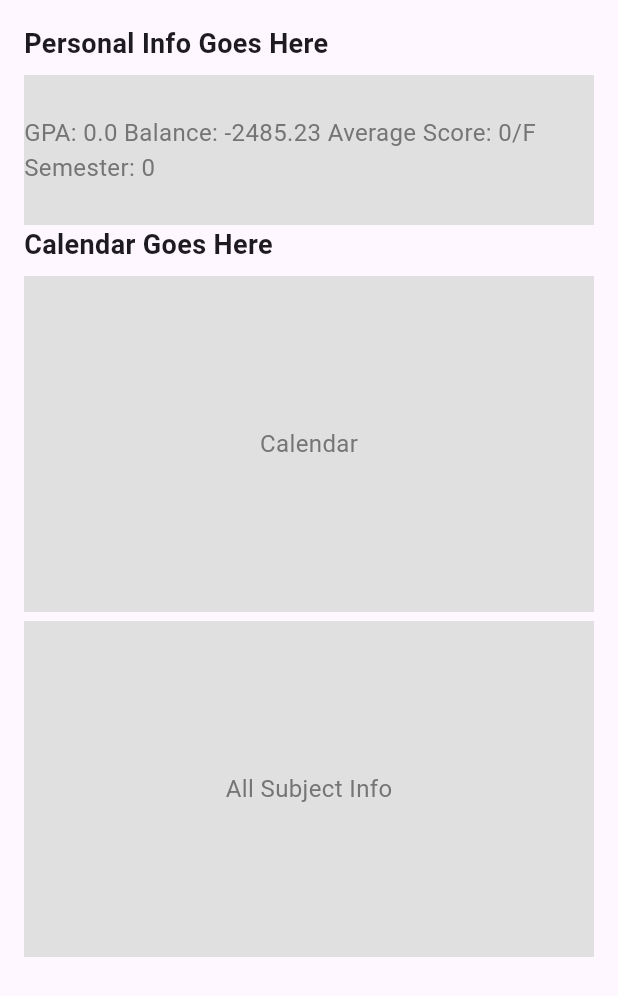
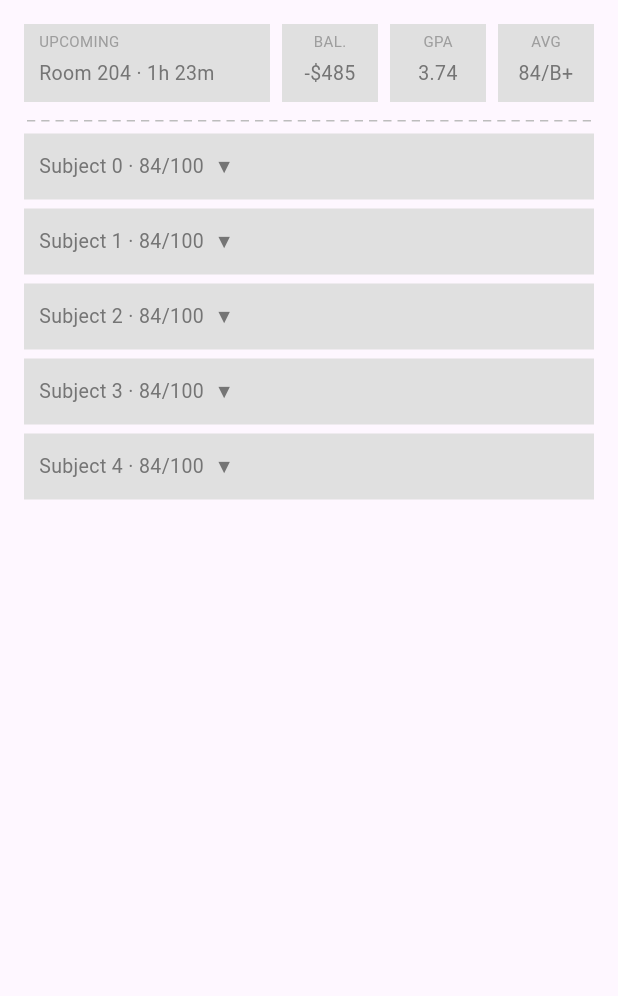
Before and after one commit to OtadTOAD/emis_wrapper, a Flutter app: the screen it shows after launch, on a phone screen of 412 x 824 dp. Shown: the top 996 px of the screen. Run offline on Flutter 3.47's test engine with Material 3 defaults, Android fonts, the phone set to English and light mode, and no system bars.

Commit message:
feat: implement dashboard skeleton

```diff
--- a/lib/pages/dashboard.dart
+++ b/lib/pages/dashboard.dart
@@ -8,48 +8,199 @@ class Dashboard extends StatefulWidget {
 }
 
 class _DashboardState extends State<Dashboard> {
+  final Set<int> _expanded = {};
+  final int _subjectCount = 5;
+
   @override
   Widget build(BuildContext context) {
     return Scaffold(
-      body: SingleChildScrollView(
+      body: SafeArea(
+        child: SingleChildScrollView(
           padding: const EdgeInsets.all(16),
           child: Column(
             crossAxisAlignment: CrossAxisAlignment.start,
             children: [
-            const Text(
-              'Personal Info Goes Here',
-              style: TextStyle(fontSize: 18, fontWeight: FontWeight.bold),
+              Row(
+                crossAxisAlignment: CrossAxisAlignment.center,
+                children: [
+                  Expanded(
+                    child: _placeholder(
+                      height: 52,
+                      header: 'UPCOMING',
+                      label: 'Room 204 · 1h 23m',
+                      align: TextAlign.left,
+                    ),
+                  ),
+                  const SizedBox(width: 8),
+                  _placeholder(
+                    width: 64,
+                    height: 52,
+                    header: 'BAL.',
+                    label: '-\$485',
+                  ),
+                  const SizedBox(width: 8),
+                  _placeholder(
+                    width: 64,
+                    height: 52,
+                    header: 'GPA',
+                    label: '3.74',
+                  ),
+                  const SizedBox(width: 8),
+                  _placeholder(
+                    width: 64,
+                    height: 52,
+                    header: 'AVG',
+                    label: '84/B+',
+                  ),
+                ],
+              ),
+              const SizedBox(height: 12),
+              Row(
+                children: List.generate(
+                  40,
+                  (_) => Expanded(
+                    child: Container(
+                      height: 1,
+                      margin: const EdgeInsets.symmetric(horizontal: 2),
+                      color: Colors.grey[400],
+                    ),
+                  ),
+                ),
               ),
               const SizedBox(height: 8),
-            _placeholder(
-              height: 100,
-              label:
-                  'GPA: 0.0 Balance: -2485.23 Average Score: 0/F Semester: 0',
+              ...List.generate(_subjectCount, (i) => _subjectRow(i)),
+            ],
           ),
-
-            const Text(
-              'Calendar Goes Here',
-              style: TextStyle(fontSize: 18, fontWeight: FontWeight.bold),
-            ),
-            const SizedBox(height: 8),
-            _placeholder(height: 224, label: 'Calendar'),
-            const SizedBox(height: 6),
-            _placeholder(height: 224, label: 'All Subject Info'),
-          ],
         ),
       ),
     );
   }
 
-  Widget _placeholder({required double height, required String label}) {
+  Widget _subjectRow(int index) {
+    final isExpanded = _expanded.contains(index);
+    return GestureDetector(
+      onTap: () => setState(() {
+        if (isExpanded) {
+          _expanded.remove(index);
+        } else {
+          _expanded.add(index);
+        }
+      }),
+      child: Column(
+        children: [
+          _placeholder(
+            height: 44,
+            label: 'Subject $index · 84/100  ${isExpanded ? '▲' : '▼'}',
+            align: TextAlign.left,
+          ),
+          if (isExpanded) ...[
+            const SizedBox(height: 2),
+            Container(
+              decoration: BoxDecoration(color: Colors.grey[300]),
+              child: Column(
+                children: [
+                  _componentRow(
+                    name: 'Homework',
+                    scores: ['3/5', '2/5', '0/5'],
+                    sum: '5/15',
+                  ),
+                  const Divider(height: 1, color: Colors.grey),
+                  _componentRow(name: 'Midterm', scores: [], sum: '28/40'),
+                  const Divider(height: 1, color: Colors.grey),
+                  _componentRow(name: 'Final', scores: [], sum: '24/20'),
+                ],
+              ),
+            ),
+          ],
+          const SizedBox(height: 6),
+        ],
+      ),
+    );
+  }
+
+  Widget _componentRow({
+    required String name,
+    required List<String> scores,
+    required String sum,
+  }) {
+    return Padding(
+      padding: const EdgeInsets.symmetric(horizontal: 12, vertical: 8),
+      child: Row(
+        children: [
+          SizedBox(
+            width: 80,
+            child: Text(
+              name,
+              style: TextStyle(color: Colors.grey[600], fontSize: 13),
+            ),
+          ),
+          Expanded(
+            child: Row(
+              mainAxisAlignment: MainAxisAlignment.spaceAround,
+              children: scores.length > 1
+                  ? scores
+                        .map(
+                          (s) => Text(
+                            s,
+                            style: TextStyle(
+                              color: Colors.grey[600],
+                              fontSize: 13,
+                            ),
+                          ),
+                        )
+                        .toList()
+                  : [],
+            ),
+          ),
+          Container(width: 1, height: 14, color: Colors.grey),
+          const SizedBox(width: 8),
+          SizedBox(
+            width: 48,
+            child: Text(
+              sum,
+              style: TextStyle(color: Colors.grey[600], fontSize: 13),
+            ),
+          ),
+        ],
+      ),
+    );
+  }
+
+  Widget _placeholder({
+    required double height,
+    required String label,
+    double? width,
+    String? header,
+    TextAlign align = TextAlign.center,
+  }) {
     return Container(
+      width: width ?? double.infinity,
       height: height,
+      padding: const EdgeInsets.symmetric(horizontal: 10, vertical: 4),
       decoration: BoxDecoration(color: Colors.grey[300]),
-      child: Center(
+      child: Column(
+        crossAxisAlignment: align == TextAlign.left
+            ? CrossAxisAlignment.start
+            : CrossAxisAlignment.center,
+        children: [
+          if (header != null)
+            Text(
+              header,
+              style: TextStyle(color: Colors.grey[500], fontSize: 10),
+            ),
+          Expanded(
+            child: Align(
+              alignment: align == TextAlign.left
+                  ? Alignment.centerLeft
+                  : Alignment.center,
               child: Text(
                 label,
-          style: TextStyle(color: Colors.grey[600], fontSize: 16),
+                textAlign: align,
+                style: TextStyle(color: Colors.grey[600], fontSize: 13),
               ),
+            ),
+          ),
+        ],
       ),
     );
   }
```
Lines whose indentation alone changed are shown as unchanged.
